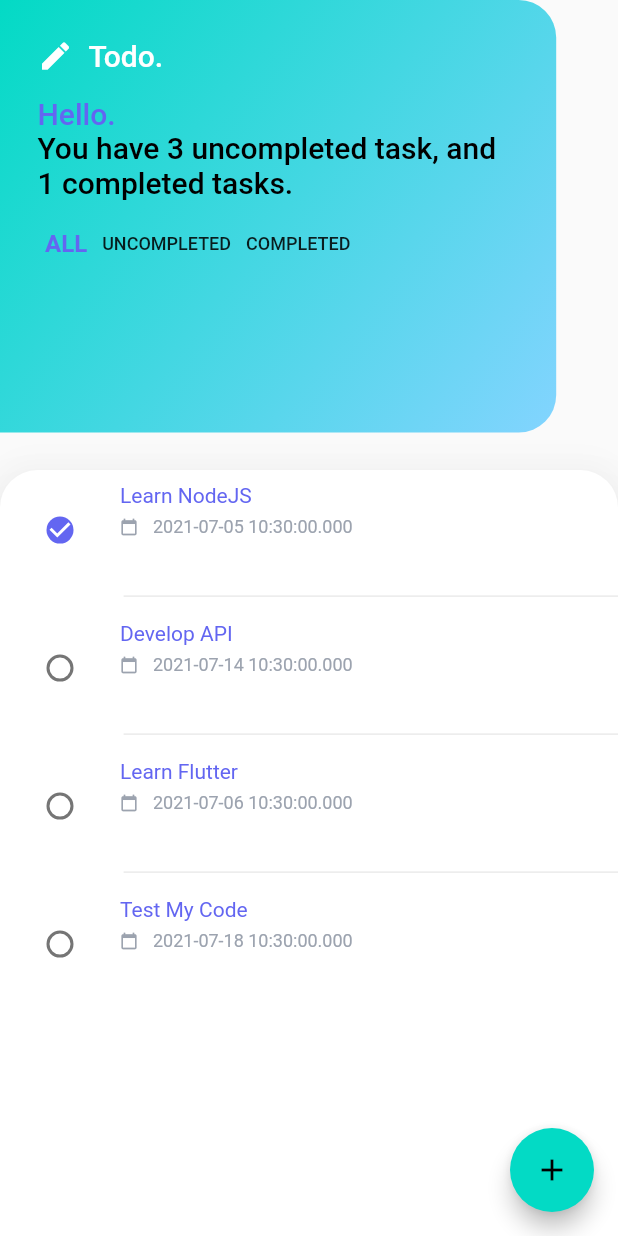
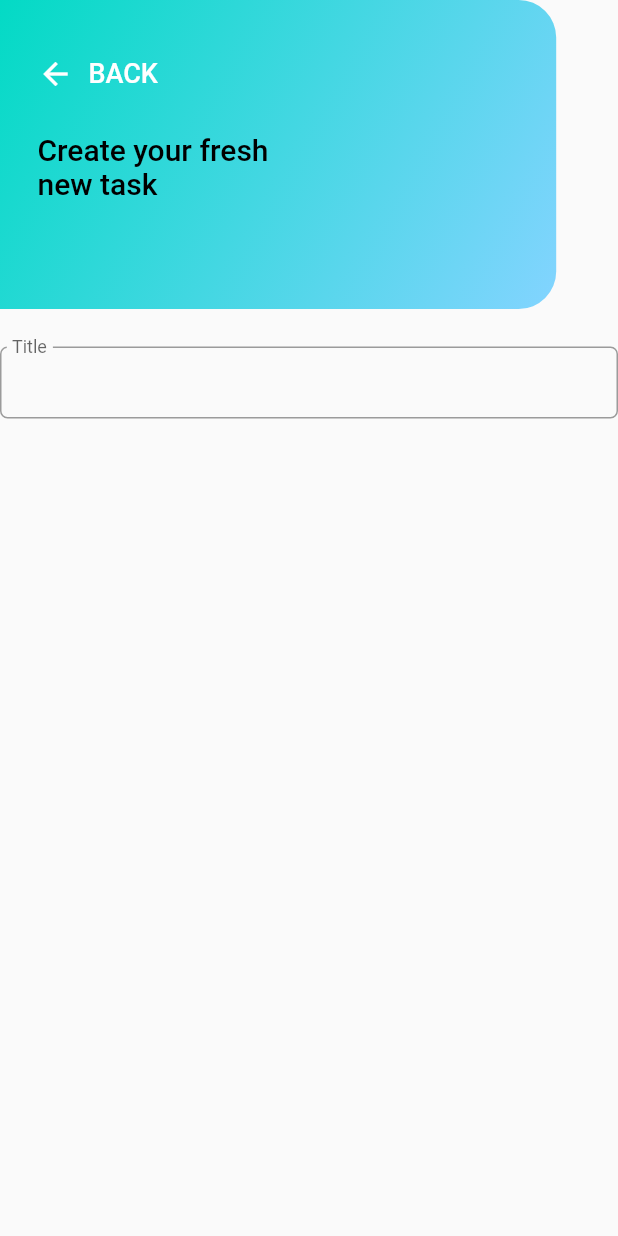
Before and after one commit to leeliwei930/mcs-workshop-flutter-todo, a Flutter app: the screen it shows after launch, after a tap on the "add" icon, on a phone screen of 412 x 824 dp. Run offline on Flutter 3.47's test engine with Material 2 defaults, Android fonts, the phone set to English and light mode, and no system bars; drawn by our look-alikes of flutter_slidable.

Commit message:
WIP Task Form

```diff
--- a/lib/components/app_banner.dart
+++ b/lib/components/app_banner.dart
@@ -68,7 +68,7 @@ class _AppBannerState extends State<AppBanner> {
                   )
               ),
               child: Column(
-                  mainAxisSize: MainAxisSize.max,
+                  mainAxisSize: MainAxisSize.min,
                   crossAxisAlignment: CrossAxisAlignment.start,
                   children: children
               )
--- /dev/null
+++ b/lib/components/forms/task_form.dart
@@ -0,0 +1,41 @@
+import 'package:flutter/material.dart';
+
+class TaskForm extends StatefulWidget {
+  const TaskForm({Key? key}) : super(key: key);
+
+  @override
+  _TaskFormState createState() => _TaskFormState();
+}
+
+class _TaskFormState extends State<TaskForm> {
+
+  final _formKey = GlobalKey<FormState>();
+  @override
+  Widget build(BuildContext context) {
+    return Column(
+      children: [
+        Form(
+          key: _formKey,
+          child: Column(
+            children: [
+              TextFormField(
+                focusNode: FocusNode(
+                  canRequestFocus: false
+                ),
+                decoration: InputDecoration(
+                  contentPadding: EdgeInsets.all(8),
+                  labelText: "Title",
+                  border: OutlineInputBorder(
+                    borderRadius: BorderRadius.all(Radius.circular(5))
+                  ),
+                  floatingLabelBehavior: FloatingLabelBehavior.always,
+
+                ),
+              )
+            ],
+          ),
+        )
+      ],
+    );
+  }
+}
--- a/lib/constants/text_styles.dart
+++ b/lib/constants/text_styles.dart
@@ -2,7 +2,7 @@ import 'package:flutter/material.dart';
 import 'package:todo/constants/default_theme.dart';
 
 const kAppTitleTextStyle = TextStyle(
-    fontSize: 20,
+    fontSize: 18,
     fontWeight: FontWeight.w500,
 );
 
--- /dev/null
+++ b/lib/screens/create_task.dart
@@ -0,0 +1,55 @@
+import 'package:flutter/material.dart';
+import 'package:todo/components/app_banner.dart';
+import 'package:todo/components/forms/task_form.dart';
+import 'package:todo/constants/default_theme.dart';
+import 'package:todo/constants/text_styles.dart';
+
+class CreateTask extends StatefulWidget {
+  const CreateTask({Key? key}) : super(key: key);
+
+  @override
+  _CreateTaskState createState() => _CreateTaskState();
+}
+
+class _CreateTaskState extends State<CreateTask> {
+  @override
+  Widget build(BuildContext context) {
+    return Scaffold(
+      appBar: AppBanner(
+        toolbarWidth: MediaQuery.of(context).size.width * .90,
+        toolbarHeight: MediaQuery.of(context).size.height * .25,
+        header: TextButton(
+          style: TextButton.styleFrom(
+            padding: EdgeInsets.all(0),
+          ),
+          onPressed: () => Navigator.pop(context),
+          child: Row(
+            mainAxisSize: MainAxisSize.min,
+            children: [
+              Icon(Icons.arrow_back, color: Colors.white,),
+              SizedBox(width: 10,),
+              Text("Back".toUpperCase(), style: kAppTitleTextStyle.copyWith(color: Colors.white),)
+            ],
+          ),
+        ),
+        content: RichText(
+          text: TextSpan(
+              text: "Create your fresh \nnew task",
+              style: kGreetingTextStyle.copyWith(color: textColor),
+
+          ),
+
+        ),
+      ),
+      body: Container(
+        margin: EdgeInsets.only(top: 25),
+        child:  Flex(
+          direction: Axis.vertical,
+          children: [
+            TaskForm(),
+          ],
+        ),
+      )
+    );
+  }
+}
--- a/lib/screens/home.dart
+++ b/lib/screens/home.dart
@@ -6,6 +6,7 @@ import 'package:todo/components/navigations/tabs.dart';
 import 'package:todo/components/task/task_list_item.dart';
 import 'package:todo/constants/text_styles.dart';
 import 'package:todo/models/task.dart';
+import 'package:todo/screens/create_task.dart';
 
 class Home extends StatefulWidget {
   const Home({Key? key}) : super(key: key);
@@ -135,7 +136,9 @@ class _HomeState extends State<Home> {
 
       ),
       floatingActionButton: FloatingActionButton(
-        onPressed: () => null,
+        onPressed: (){
+          Navigator.of(context).push(MaterialPageRoute(builder: (BuildContext context) => CreateTask()));
+        },
         child: Icon(Icons.add),
       ),
     );
```
